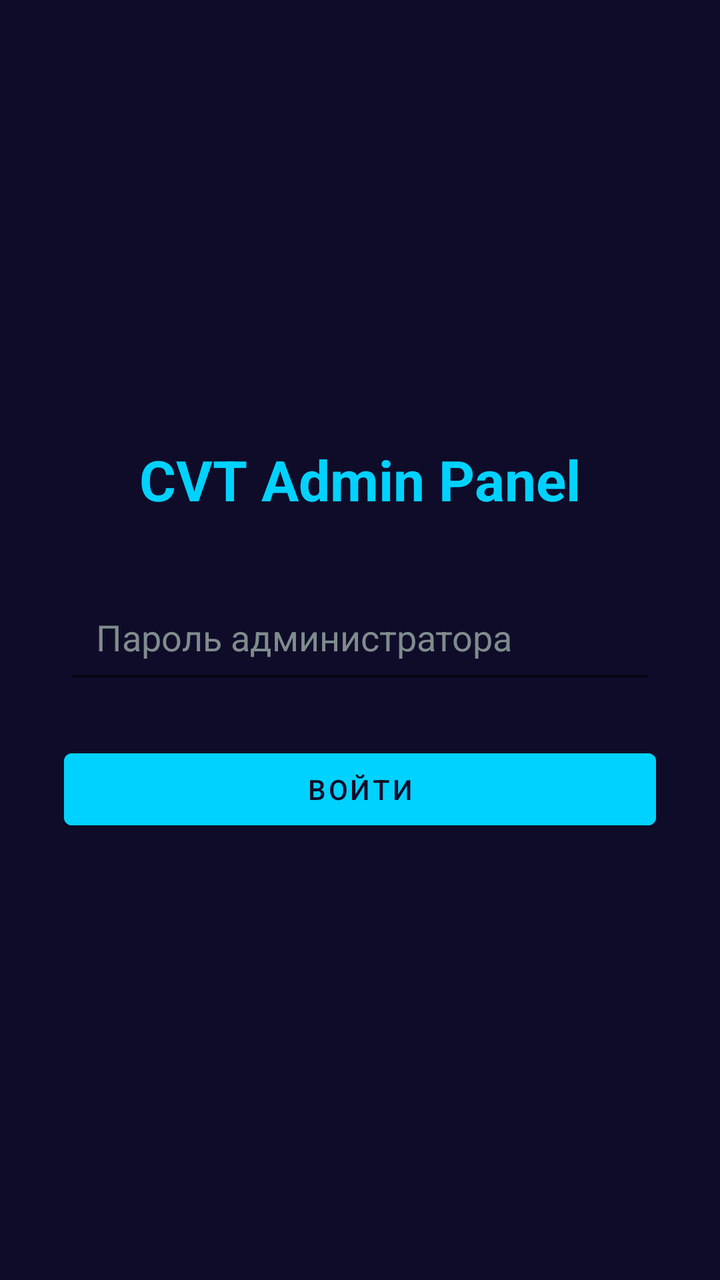
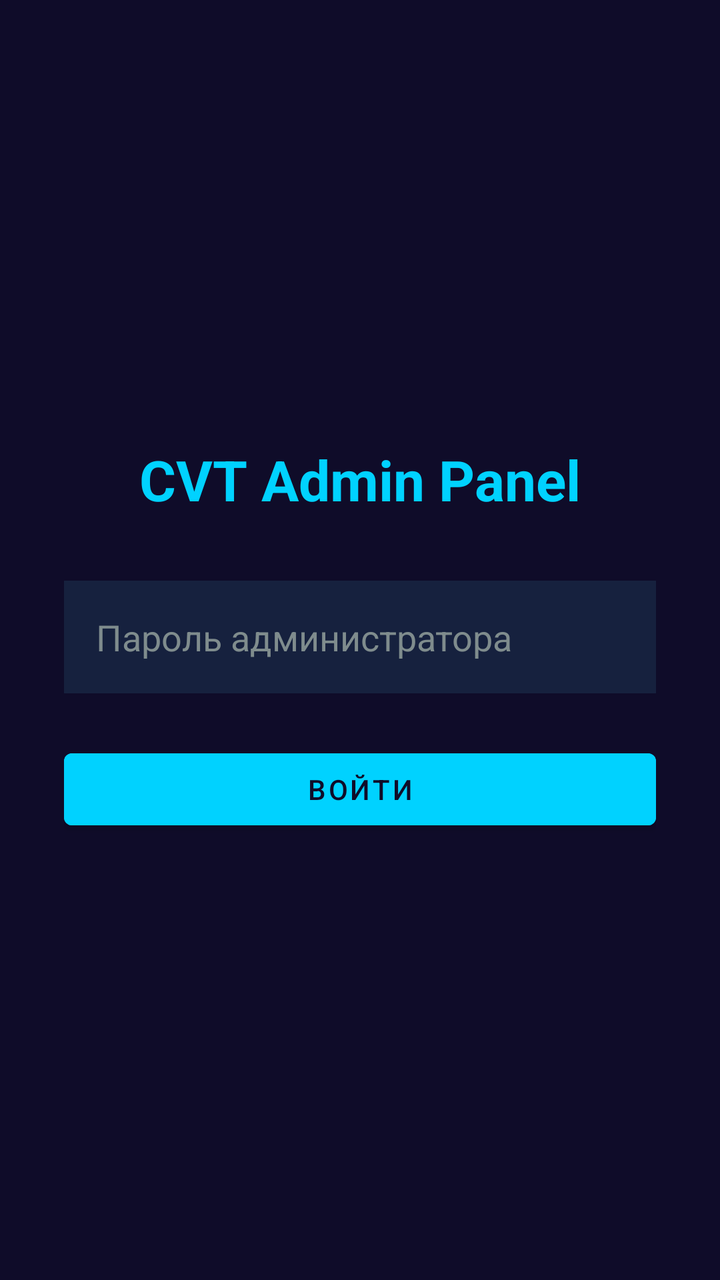

Before-and-after screenshots of an Android layout around one commit, followed by the original layout XML and the change that was made.
<!-- AndroidManifest.xml: application theme Theme.CVTAdmin -->
<!-- res/layout/activity_login.xml -->
<?xml version="1.0" encoding="utf-8"?>
<LinearLayout xmlns:android="http://schemas.android.com/apk/res/android"
    android:layout_width="match_parent"
    android:layout_height="match_parent"
    android:background="@color/dark_blue"
    android:gravity="center"
    android:orientation="vertical"
    android:padding="32dp">

    <TextView
        android:layout_width="wrap_content"
        android:layout_height="wrap_content"
        android:text="CVT Admin Panel"
        android:textColor="@color/accent_blue"
        android:textSize="28sp"
        android:textStyle="bold" />

    <EditText
        android:id="@+id/etPassword"
        android:layout_width="match_parent"
        android:layout_height="wrap_content"
        android:layout_marginTop="32dp"
        android:hint="Пароль администратора"
        android:inputType="textPassword"
        android:padding="16dp"
        android:textColorHint="@color/text_secondary" />

    <Button
        android:id="@+id/btnLogin"
        android:layout_width="match_parent"
        android:layout_height="wrap_content"
        android:layout_marginTop="24dp"
        android:backgroundTint="@color/accent_blue"
        android:text="Войти"
        android:textColor="@color/dark_blue" />

</LinearLayout>
<!-- resources referenced by this layout -->
<resources>
  <color name="accent_blue">#00D2FF</color>
  <color name="dark_blue">#0f0c29</color>
  <color name="text_secondary">#7F8C8D</color>
  <style name="Theme.CVTAdmin" parent="Theme.MaterialComponents.DayNight.NoActionBar">
          <item name="colorPrimary">@color/accent_blue</item>
          <item name="colorPrimaryVariant">@color/dark_blue</item>
          <item name="colorOnPrimary">@color/white</item>
          <item name="colorSecondary">@color/success_green</item>
          <item name="colorSecondaryVariant">@color/card_blue</item>
          <item name="colorOnSecondary">@color/white</item>
          <item name="android:statusBarColor">@color/dark_blue</item>
          <item name="android:windowBackground">@color/dark_blue</item>
      </style>
  <color name="white">#FFFFFFFF</color>
  <color name="success_green">#2ECC71</color>
  <color name="card_blue">#16213E</color>
</resources>

<!-- the commit's change to res/layout/activity_login.xml (unified diff, before → after) -->
@@ -23,7 +23,9 @@
         android:hint="Пароль администратора"
         android:inputType="textPassword"
         android:padding="16dp"
-        android:textColorHint="@color/text_secondary" />
+        android:textColor="@color/text_primary"
+        android:textColorHint="@color/text_secondary"
+        android:background="@color/card_blue" />
 
     <Button
         android:id="@+id/btnLogin"
@@ -34,4 +36,11 @@
         android:text="Войти"
         android:textColor="@color/dark_blue" />
 
+    <ProgressBar
+        android:id="@+id/progressBar"
+        android:layout_width="wrap_content"
+        android:layout_height="wrap_content"
+        android:layout_marginTop="16dp"
+        android:visibility="gone" />
+
 </LinearLayout>
<!-- resource entries referenced after the edit -->
@@ -2,6 +2,7 @@
 <resources>
   <color name="accent_blue">#00D2FF</color>
   <color name="dark_blue">#0f0c29</color>
+  <color name="text_primary">#ECF0F1</color>
   <color name="text_secondary">#7F8C8D</color>
   <style name="Theme.CVTAdmin" parent="Theme.MaterialComponents.DayNight.NoActionBar">
           <item name="colorPrimary">@color/accent_blue</item>
